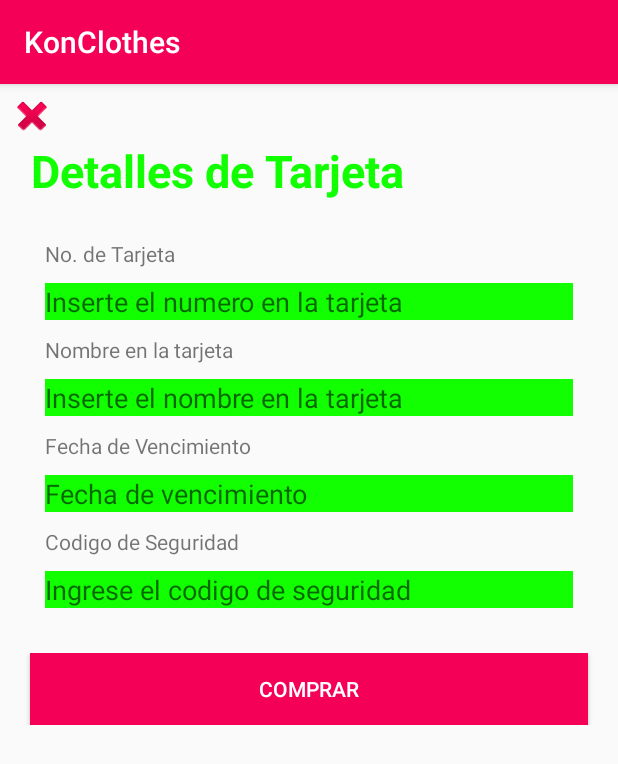
After one commit to brendaliz/konClothes, an Android app: the CardDetails screen opened directly, with no data from a screen before it, on a phone screen of 412 x 824 dp. The commit adds this screen. Shown: the top 764 px of the screen. Run offline under Robolectric (Android 15) with nearby library versions, the phone set to English and light mode, and no system bars.

Commit message:
A card for the card details has been added
A new layout is added (card details)

```diff
--- a/app/src/main/AndroidManifest.xml
+++ b/app/src/main/AndroidManifest.xml
@@ -30,7 +30,8 @@
         </activity>
         <activity android:name=".Login" />
         <activity android:name=".register" />
-        <activity android:name=".Categories"></activity>
+        <activity android:name=".Categories" />
+        <activity android:name=".CardDetails"></activity>
     </application>
 
 </manifest>
--- /dev/null
+++ b/app/src/main/java/co/edu/konradlorenz/konclothes/CardDetails.java
@@ -0,0 +1,13 @@
+package co.edu.konradlorenz.konclothes;
+
+import android.support.v7.app.AppCompatActivity;
+import android.os.Bundle;
+
+public class CardDetails extends AppCompatActivity {
+
+    @Override
+    protected void onCreate(Bundle savedInstanceState) {
+        super.onCreate(savedInstanceState);
+        setContentView(R.layout.activity_card_details);
+    }
+}
--- /dev/null
+++ b/app/src/main/res/layout/activity_card_details.xml
@@ -0,0 +1,157 @@
+<?xml version="1.0" encoding="utf-8"?>
+<LinearLayout xmlns:android="http://schemas.android.com/apk/res/android"
+    xmlns:app="http://schemas.android.com/apk/res-auto"
+    xmlns:tools="http://schemas.android.com/tools"
+    android:layout_width="match_parent"
+    android:layout_height="match_parent"
+    android:orientation="vertical"
+    tools:context=".CardDetails">
+
+    <ScrollView
+        android:layout_width="match_parent"
+        android:layout_height="match_parent">
+
+        <LinearLayout
+            android:layout_width="match_parent"
+            android:layout_height="match_parent"
+            android:orientation="vertical"
+            android:gravity="center">
+
+
+            <ImageView
+                android:id="@+id/imageView2"
+                android:layout_width="wrap_content"
+                android:layout_height="wrap_content"
+                android:layout_gravity="left"
+                android:layout_marginTop="5dp"
+                android:layout_marginLeft="5dp"
+                app:srcCompat="@android:drawable/ic_delete" />
+
+            <TextView
+                android:id="@+id/DetallesTarjeta"
+                android:layout_width="wrap_content"
+                android:layout_height="match_parent"
+                android:layout_centerInParent="true"
+                android:layout_gravity="left"
+                android:layout_marginLeft="20dp"
+
+                android:gravity="center"
+                android:text="Detalles de Tarjeta"
+                android:textColor="#11FF00"
+                android:textSize="30sp"
+                android:textStyle="bold" />
+
+            <TextView
+                android:id="@+id/cardNumber"
+                android:layout_width="match_parent"
+                android:layout_height="wrap_content"
+                android:layout_marginLeft="30dp"
+                android:layout_marginRight="30dp"
+                android:layout_marginTop="25dp"
+                android:text="No. de Tarjeta" />
+
+            <EditText
+                android:id="@+id/card_number"
+                android:layout_width="match_parent"
+                android:layout_height="wrap_content"
+                android:layout_marginLeft="30dp"
+                android:layout_marginRight="30dp"
+                android:layout_marginTop="10dp"
+                android:background="#11FF00"
+                android:ems="30"
+                android:hint="Inserte el numero en la tarjeta"
+                android:inputType="textEmailAddress" />
+
+            <TextView
+                android:id="@+id/NameInCard"
+                android:layout_width="match_parent"
+                android:layout_height="wrap_content"
+                android:layout_marginLeft="30dp"
+                android:layout_marginRight="30dp"
+                android:layout_marginTop="10dp"
+                android:text="Nombre en la tarjeta" />
+
+            <EditText
+                android:id="@+id/nombre_tarjeta"
+                android:layout_width="match_parent"
+                android:layout_height="wrap_content"
+                android:layout_marginLeft="30dp"
+                android:layout_marginRight="30dp"
+                android:layout_marginTop="10dp"
+                android:background="#11FF00"
+                android:ems="30"
+                android:hint="Inserte el nombre en la tarjeta"
+                android:inputType="textPassword" />
+            <TextView
+                android:id="@+id/ExpDate"
+                android:layout_width="match_parent"
+                android:layout_height="wrap_content"
+                android:layout_marginLeft="30dp"
+                android:layout_marginRight="30dp"
+                android:layout_marginTop="10dp"
+                android:text="Fecha de Vencimiento"
+                />
+
+            <EditText
+                android:id="@+id/editText"
+                android:layout_width="match_parent"
+                android:layout_height="wrap_content"
+                android:ems="10"
+                android:inputType="date"
+                android:layout_marginLeft="30dp"
+                android:layout_marginRight="30dp"
+                android:layout_marginTop="10dp"
+                android:background="#11FF00"
+                android:hint="Fecha de vencimiento"/>
+
+            <TextView
+                android:id="@+id/cVV"
+                android:layout_width="match_parent"
+                android:layout_height="wrap_content"
+                android:layout_marginLeft="30dp"
+                android:layout_marginRight="30dp"
+                android:layout_marginTop="10dp"
+                android:text="Codigo de Seguridad" />
+
+            <EditText
+                android:id="@+id/safeCode"
+                android:layout_width="match_parent"
+                android:layout_height="wrap_content"
+                android:layout_marginLeft="30dp"
+                android:layout_marginRight="30dp"
+                android:layout_marginTop="10dp"
+                android:background="#11FF00"
+                android:ems="30"
+                android:hint="Ingrese el codigo de seguridad"
+                android:inputType="textPassword" />
+
+            <LinearLayout
+                android:layout_width="match_parent"
+                android:layout_height="match_parent"
+                android:orientation="vertical"
+                android:gravity="center"
+                android:layout_marginTop="30dp">
+
+
+                <Button
+                    android:id="@+id/btnComprar"
+                    android:layout_width="match_parent"
+                    android:layout_height="wrap_content"
+                    android:layout_marginLeft="20dp"
+                    android:layout_marginRight="20dp"
+                    android:background="@color/colorPrimary"
+                    android:gravity="center"
+                    android:paddingLeft="16dp"
+                    android:paddingRight="16dp"
+                    android:text="Comprar"
+                    android:textColor="@android:color/white" />
+
+            </LinearLayout>
+
+        </LinearLayout>
+
+
+
+    </ScrollView>
+
+</LinearLayout>
--- a/app/src/main/res/layout/activity_categories.xml
+++ b/app/src/main/res/layout/activity_categories.xml
@@ -5,6 +5,7 @@
     android:layout_width="match_parent"
     android:layout_height="match_parent"
     android:orientation="vertical"
+    android:id="@+id/categories"
     tools:context="com.bracesmedia.androidmaterialdashboard.content_main">
     <ScrollView
         android:layout_width="match_parent"
```
